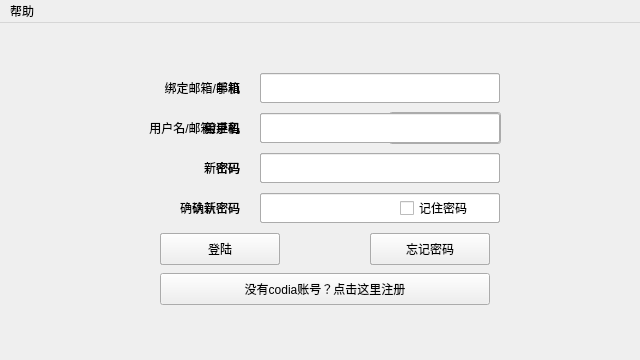
Qt form loginWindow.ui (Camorgx/CodiaClient) before a commit.
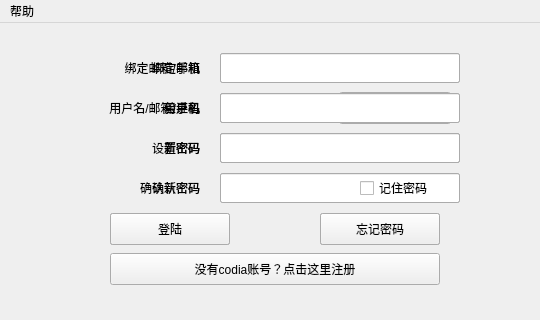
The same form after that commit. Icons and pictures are not drawn.

Commit message: 修改变量名使其符合命名规则；修改文件结构；优化图形界面显示

Patch:
```diff
--- a/loginWindow.ui
+++ b/loginWindow.ui
@@ -6,8 +6,8 @@
    <rect>
     <x>0</x>
     <y>0</y>
-    <width>640</width>
-    <height>360</height>
+    <width>540</width>
+    <height>320</height>
    </rect>
   </property>
   <property name="minimumSize">
@@ -44,8 +44,8 @@
      <rect>
       <x>0</x>
       <y>0</y>
-      <width>640</width>
-      <height>360</height>
+      <width>540</width>
+      <height>294</height>
      </rect>
     </property>
     <property name="maximumSize">
@@ -63,8 +63,8 @@
     <widget class="QPushButton" name="pushButtonLoginGoReset">
      <property name="geometry">
       <rect>
-       <x>370</x>
-       <y>210</y>
+       <x>320</x>
+       <y>190</y>
        <width>120</width>
        <height>32</height>
       </rect>
@@ -76,8 +76,8 @@
     <widget class="QCheckBox" name="checkBox">
      <property name="geometry">
       <rect>
-       <x>400</x>
-       <y>170</y>
+       <x>360</x>
+       <y>150</y>
        <width>100</width>
        <height>30</height>
       </rect>
@@ -89,8 +89,8 @@
     <widget class="QLabel" name="label">
      <property name="geometry">
       <rect>
-       <x>90</x>
-       <y>90</y>
+       <x>50</x>
+       <y>70</y>
        <width>160</width>
        <height>30</height>
       </rect>
@@ -111,8 +111,8 @@
     <widget class="QLineEdit" name="lineEditLoginUsername">
      <property name="geometry">
       <rect>
-       <x>260</x>
-       <y>90</y>
+       <x>220</x>
+       <y>70</y>
        <width>240</width>
        <height>30</height>
       </rect>
@@ -126,8 +126,8 @@
     <widget class="QLabel" name="label_2">
      <property name="geometry">
       <rect>
-       <x>90</x>
-       <y>130</y>
+       <x>50</x>
+       <y>110</y>
        <width>160</width>
        <height>30</height>
       </rect>
@@ -145,8 +145,8 @@
     <widget class="QLineEdit" name="lineEditLoginPassword">
      <property name="geometry">
       <rect>
-       <x>260</x>
-       <y>130</y>
+       <x>220</x>
+       <y>110</y>
        <width>240</width>
        <height>30</height>
       </rect>
@@ -160,8 +160,8 @@
     <widget class="QPushButton" name="pushButtonLoginGoRegister">
      <property name="geometry">
       <rect>
-       <x>160</x>
-       <y>250</y>
+       <x>110</x>
+       <y>230</y>
        <width>330</width>
        <height>32</height>
       </rect>
@@ -173,8 +173,8 @@
     <widget class="QPushButton" name="pushButtonLogin">
      <property name="geometry">
       <rect>
-       <x>160</x>
-       <y>210</y>
+       <x>110</x>
+       <y>190</y>
        <width>120</width>
        <height>32</height>
       </rect>
@@ -189,8 +189,8 @@
      <rect>
       <x>0</x>
       <y>0</y>
-      <width>640</width>
-      <height>360</height>
+      <width>540</width>
+      <height>294</height>
      </rect>
     </property>
     <property name="frameShape">
@@ -202,8 +202,8 @@
     <widget class="QLineEdit" name="lineEditRegisterPassword">
      <property name="geometry">
       <rect>
-       <x>260</x>
-       <y>130</y>
+       <x>220</x>
+       <y>110</y>
        <width>240</width>
        <height>30</height>
       </rect>
@@ -217,8 +217,8 @@
     <widget class="QPushButton" name="pushButtonRegister">
      <property name="geometry">
       <rect>
-       <x>160</x>
-       <y>210</y>
+       <x>110</x>
+       <y>190</y>
        <width>120</width>
        <height>32</height>
       </rect>
@@ -230,8 +230,8 @@
     <widget class="QLineEdit" name="lineEditRegisterCheckPassword">
      <property name="geometry">
       <rect>
-       <x>260</x>
-       <y>170</y>
+       <x>220</x>
+       <y>150</y>
        <width>240</width>
        <height>30</height>
       </rect>
@@ -245,8 +245,8 @@
     <widget class="QLabel" name="label_3">
      <property name="geometry">
       <rect>
-       <x>90</x>
-       <y>90</y>
+       <x>50</x>
+       <y>70</y>
        <width>160</width>
        <height>30</height>
       </rect>
@@ -264,14 +264,14 @@
     <widget class="QLabel" name="label_4">
      <property name="geometry">
       <rect>
-       <x>90</x>
-       <y>130</y>
+       <x>50</x>
+       <y>110</y>
        <width>160</width>
        <height>30</height>
       </rect>
      </property>
      <property name="text">
-      <string>密码</string>
+      <string>设置密码</string>
      </property>
      <property name="alignment">
       <set>Qt::AlignRight|Qt::AlignTrailing|Qt::AlignVCenter</set>
@@ -283,14 +283,14 @@
     <widget class="QLabel" name="label_5">
      <property name="geometry">
       <rect>
-       <x>90</x>
-       <y>50</y>
+       <x>50</x>
+       <y>30</y>
        <width>160</width>
        <height>30</height>
       </rect>
      </property>
      <property name="text">
-      <string>邮箱</string>
+      <string>绑定邮箱</string>
      </property>
      <property name="alignment">
       <set>Qt::AlignRight|Qt::AlignTrailing|Qt::AlignVCenter</set>
@@ -302,8 +302,8 @@
     <widget class="QLineEdit" name="lineEditRegisterUserphone">
      <property name="geometry">
       <rect>
-       <x>260</x>
-       <y>50</y>
+       <x>220</x>
+       <y>30</y>
        <width>240</width>
        <height>30</height>
       </rect>
@@ -317,8 +317,8 @@
     <widget class="QLabel" name="label_6">
      <property name="geometry">
       <rect>
-       <x>90</x>
-       <y>170</y>
+       <x>50</x>
+       <y>150</y>
        <width>160</width>
        <height>30</height>
       </rect>
@@ -336,8 +336,8 @@
     <widget class="QLineEdit" name="lineEditRegisterUsername">
      <property name="geometry">
       <rect>
-       <x>260</x>
-       <y>90</y>
+       <x>220</x>
+       <y>70</y>
        <width>240</width>
        <height>30</height>
       </rect>
@@ -351,8 +351,8 @@
     <widget class="QPushButton" name="pushButtonRegisterReturn">
      <property name="geometry">
       <rect>
-       <x>370</x>
-       <y>210</y>
+       <x>320</x>
+       <y>190</y>
        <width>120</width>
        <height>32</height>
       </rect>
@@ -367,8 +367,8 @@
      <rect>
       <x>0</x>
       <y>0</y>
-      <width>640</width>
-      <height>360</height>
+      <width>540</width>
+      <height>294</height>
      </rect>
     </property>
     <property name="frameShape">
@@ -380,8 +380,8 @@
     <widget class="QPushButton" name="pushButtonReset">
      <property name="geometry">
       <rect>
-       <x>160</x>
-       <y>210</y>
+       <x>110</x>
+       <y>190</y>
        <width>120</width>
        <height>32</height>
       </rect>
@@ -393,8 +393,8 @@
     <widget class="QLabel" name="label_7">
      <property name="geometry">
       <rect>
-       <x>100</x>
-       <y>50</y>
+       <x>60</x>
+       <y>30</y>
        <width>150</width>
        <height>30</height>
       </rect>
@@ -412,8 +412,8 @@
     <widget class="QLabel" name="label_8">
      <property name="geometry">
       <rect>
-       <x>100</x>
-       <y>170</y>
+       <x>60</x>
+       <y>150</y>
        <width>150</width>
        <height>30</height>
       </rect>
@@ -431,8 +431,8 @@
     <widget class="QLineEdit" name="lineEditResetCheckNewPassword">
      <property name="geometry">
       <rect>
-       <x>260</x>
-       <y>170</y>
+       <x>220</x>
+       <y>150</y>
        <width>240</width>
        <height>30</height>
       </rect>
@@ -446,8 +446,8 @@
     <widget class="QLabel" name="label_9">
      <property name="geometry">
       <rect>
-       <x>100</x>
-       <y>90</y>
+       <x>60</x>
+       <y>70</y>
        <width>150</width>
        <height>30</height>
       </rect>
@@ -465,8 +465,8 @@
     <widget class="QLineEdit" name="lineEditResetCheckNum">
      <property name="geometry">
       <rect>
-       <x>260</x>
-       <y>90</y>
+       <x>220</x>
+       <y>70</y>
        <width>130</width>
        <height>30</height>
       </rect>
@@ -480,8 +480,8 @@
     <widget class="QLineEdit" name="lineEditResetAccount">
      <property name="geometry">
       <rect>
-       <x>260</x>
-       <y>50</y>
+       <x>220</x>
+       <y>30</y>
        <width>240</width>
        <height>30</height>
       </rect>
@@ -495,8 +495,8 @@
     <widget class="QLabel" name="label_10">
      <property name="geometry">
       <rect>
-       <x>100</x>
-       <y>130</y>
+       <x>60</x>
+       <y>110</y>
        <width>150</width>
        <height>30</height>
       </rect>
@@ -514,8 +514,8 @@
     <widget class="QLineEdit" name="lineEditResetNewPassword">
      <property name="geometry">
       <rect>
-       <x>260</x>
-       <y>130</y>
+       <x>220</x>
+       <y>110</y>
        <width>240</width>
        <height>30</height>
       </rect>
@@ -529,8 +529,8 @@
     <widget class="QPushButton" name="pushButtonResetGetCheck">
      <property name="geometry">
       <rect>
-       <x>389</x>
-       <y>89</y>
+       <x>339</x>
+       <y>69</y>
        <width>112</width>
        <height>32</height>
       </rect>
@@ -542,8 +542,8 @@
     <widget class="QPushButton" name="pushButtonResetReturn">
      <property name="geometry">
       <rect>
-       <x>370</x>
-       <y>210</y>
+       <x>320</x>
+       <y>190</y>
        <width>120</width>
        <height>32</height>
       </rect>
@@ -562,7 +562,7 @@
     <rect>
      <x>0</x>
      <y>0</y>
-     <width>640</width>
+     <width>540</width>
      <height>26</height>
     </rect>
    </property>
```
Left out of the diff: 18 changed lines with no effect on the pictures. The commit also changes 6 other files.
